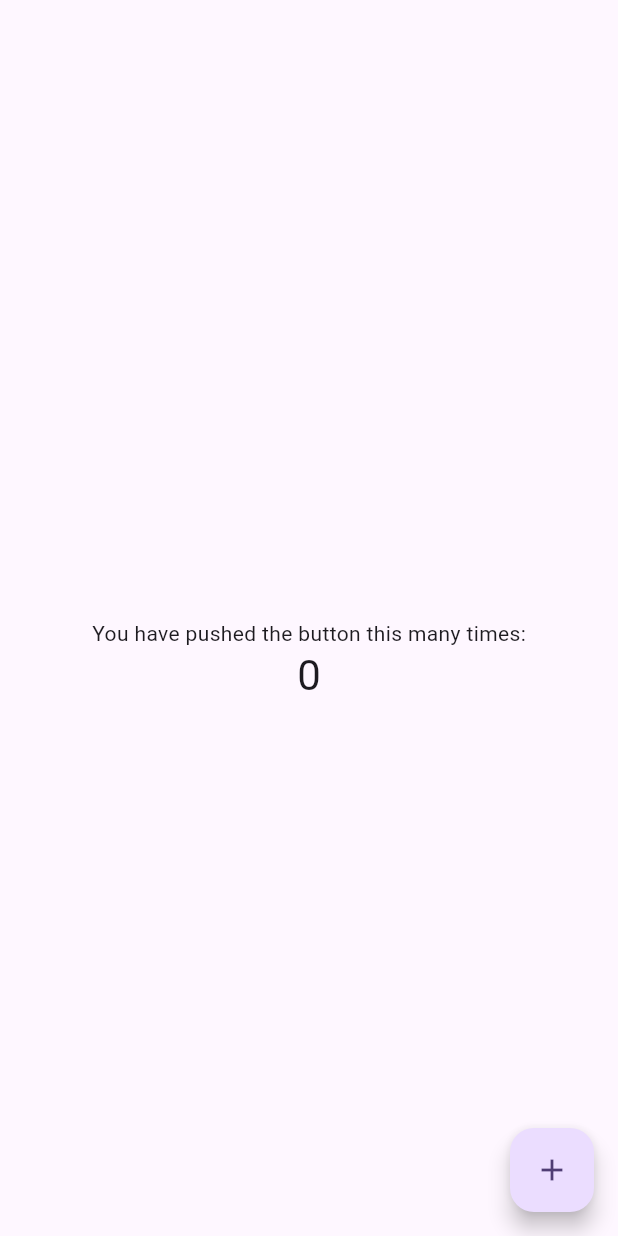
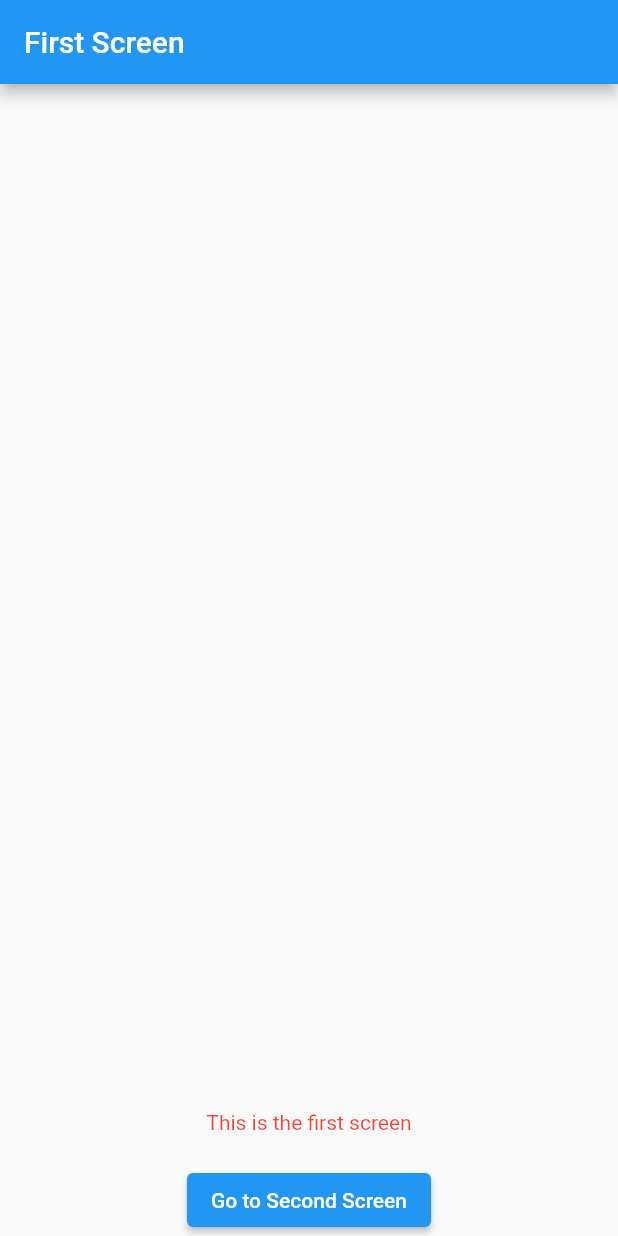
Before and after one commit to ernestocarocca/count_down, a Flutter app: the screen it shows after launch, on a phone screen of 412 x 824 dp. Run offline on Flutter 3.47's test engine with Material 2 defaults, Android fonts, the phone set to English and light mode, and no system bars; drawn by our look-alikes of flutter_animate; our stand-ins replace shared_preferences.

Commit message:
page setup

```diff
--- a/lib/main.dart
+++ b/lib/main.dart
@@ -1,3 +1,4 @@
+import 'package:count_down/screen/first_screen.dart';
 import 'package:flutter/material.dart';
 
 void main() {
@@ -11,12 +12,8 @@ class MyApp extends StatelessWidget {
   @override
   Widget build(BuildContext context) {
     return MaterialApp(
-      title: 'Flutter Demo',
-      theme: ThemeData(
-        colorScheme: ColorScheme.fromSeed(seedColor: Colors.deepPurple),
-        useMaterial3: true,
-      ),
-      home: const MyHomePage(),
+      debugShowCheckedModeBanner: false,
+      home: FirstScreen(),
     );
   }
 }
@@ -31,43 +28,12 @@ class MyHomePage extends StatefulWidget {
 }
 
 class _MyHomePageState extends State<MyHomePage> {
-  int _counter = 0;
 
-  void _incrementCounter() {
-    setState(() {
-      _counter++;
-    });
-  }
 
   @override
   Widget build(BuildContext context) {
-    // This method is rerun every time setState is called, for instance as done
-    // by the _incrementCounter method above.
-    //
-    // The Flutter framework has been optimized to make rerunning build methods
-    // fast, so that you can just rebuild anything that needs updating rather
-    // than having to individually change instances of widgets.
     return Scaffold(
-      appBar: AppBar(),
-      body: Center(
-        child: Column(
-          mainAxisAlignment: MainAxisAlignment.center,
-          children: <Widget>[
-            const Text(
-              'You have pushed the button this many times:',
-            ),
-            Text(
-              '$_counter',
-              style: Theme.of(context).textTheme.headlineMedium,
-            ),
-          ],
-        ),
-      ),
-      floatingActionButton: FloatingActionButton(
-        onPressed: _incrementCounter,
-        tooltip: 'Increment',
-        child: const Icon(Icons.add),
-      ), // This trailing comma makes auto-formatting nicer for build methods.
-    );
+
+        );
   }
 }
--- /dev/null
+++ b/lib/screen/first_screen.dart
@@ -0,0 +1,65 @@
+import 'dart:async';
+
+import 'package:flutter/material.dart';
+import 'package:flutter_animate/flutter_animate.dart';
+import 'second_screen.dart'; // Importera andra skärmen
+
+class FirstScreen extends StatefulWidget {
+  @override
+  _FirstScreenState createState() => _FirstScreenState();
+}
+
+class _FirstScreenState extends State<FirstScreen> {
+  var _counter = 0;
+
+  @override
+  void initState() {
+    // TODO: implement initState
+    super.initState();
+    _incrementCounter();
+  }
+
+  void _incrementCounter() {
+    while (_counter < 6) {
+      setState(() {
+        _counter++;
+        print(_counter);
+      });
+    }
+  }
+
+  @override
+  Widget build(BuildContext context) {
+    return Scaffold(
+      appBar: AppBar(
+        title: Text('First Screen'),
+      ),
+      body: Center(
+        child: Column(
+          mainAxisAlignment: MainAxisAlignment.end,
+          children: [
+            const Text(
+              'This is the first screen',
+              style: TextStyle(color: Colors.black),
+            )
+                .animate()
+                .tint(color: Colors.red)
+                .then()
+                .shake(duration: Duration(seconds: 1)),
+            SizedBox(height: 20),
+            ElevatedButton(
+              onPressed: () {
+                // Navigera till andra skärmen när knappen trycks
+                Navigator.push(
+                  context,
+                  MaterialPageRoute(builder: (context) => SecondScreen()),
+                );
+              },
+              child: Text('Go to Second Screen'),
+            ),
+          ],
+        ),
+      ),
+    );
+  }
+}
--- a/pubspec.yaml
+++ b/pubspec.yaml
@@ -35,6 +35,8 @@ dependencies:
   # The following adds the Cupertino Icons font to your application.
   # Use with the CupertinoIcons class for iOS style icons.
   cupertino_icons: ^1.0.2
+  flutter_animate: ^4.2.0+1
+  shared_preferences: ^2.2.2
 
 dev_dependencies:
   flutter_test:
```
Also changed, not shown: lib/count_downtimer.dart (added, +12 -0 lines), lib/screen/second_screen.dart (added, +57 -0 lines), pubspec.lock, 7 other files.
